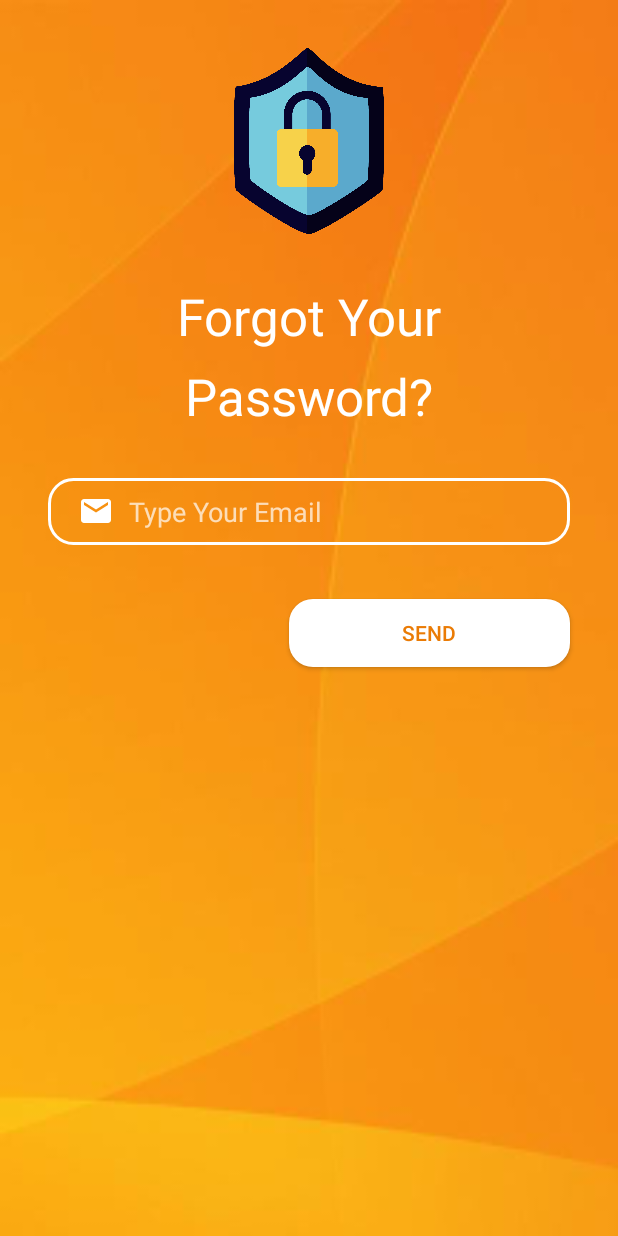
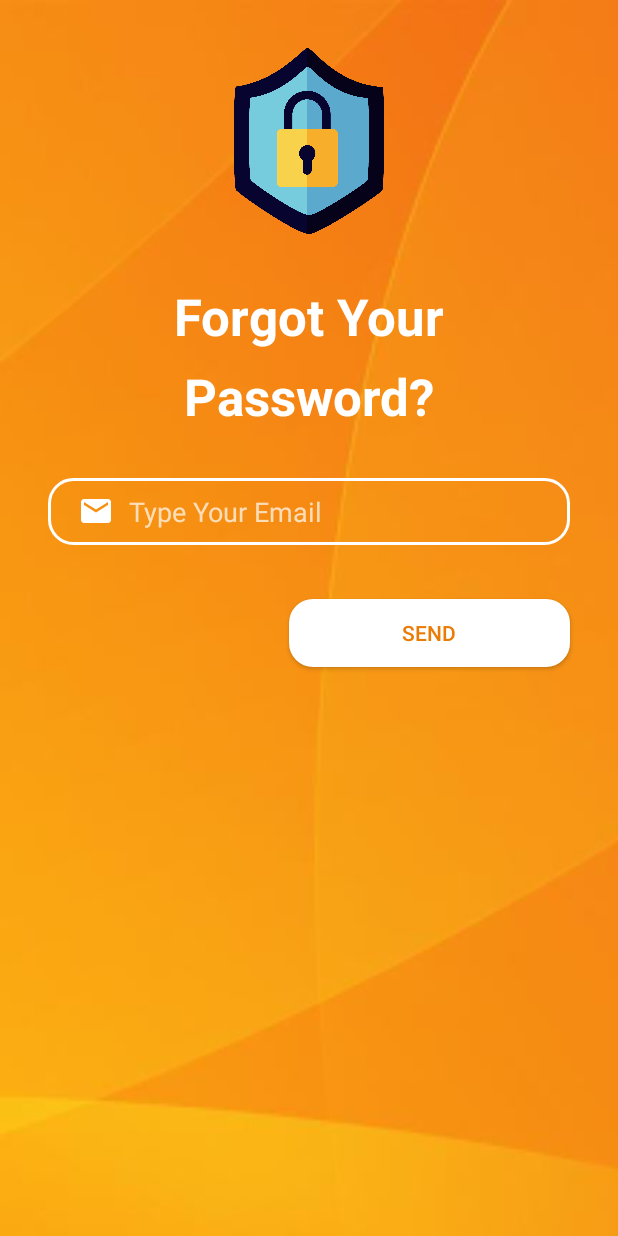
Before and after one commit to suarez14/4code, an Android app: the screen it shows after launch (ForgotActivity), after a tap on "Forgot Password", on a phone screen of 412 x 824 dp. Run offline under Robolectric (Android 15) with nearby library versions, the phone set to English and light mode, and no system bars; our stand-ins replace Firebase (no records; nobody signed in at launch, a user with empty details on screens opened directly).

Commit message:
las actividades de registro, login, recuperar contraseña   estan en idioma ingles y español

```diff
--- a/Run/app/src/main/res/layout/activity_forgot.xml
+++ b/Run/app/src/main/res/layout/activity_forgot.xml
@@ -14,7 +14,7 @@
         android:layout_height="45dp"
         android:layout_marginTop="36dp"
         android:background="@drawable/button_rounded"
-        android:text="Send"
+        android:text="@string/send"
         android:textColor="@color/orange"
         app:layout_constraintEnd_toEndOf="parent"
         app:layout_constraintHorizontal_bias="0.857"
@@ -33,7 +33,7 @@
         android:drawableLeft="@drawable/ic_email"
         android:drawablePadding="10dp"
         android:ems="10"
-        android:hint="Type Your Email"
+        android:hint="@string/yourEmail"
         android:inputType="textEmailAddress"
         android:paddingLeft="20dp"
         android:paddingTop="10dp"
@@ -50,10 +50,11 @@
         android:layout_marginStart="32dp"
         android:layout_marginTop="32dp"
         android:layout_marginEnd="32dp"
-        android:text="Forgot Your"
+        android:text="@string/forgotPassword"
         android:textAlignment="center"
         android:textColor="@color/white"
         android:textSize="34sp"
+        android:textStyle="bold"
         app:layout_constraintEnd_toEndOf="parent"
         app:layout_constraintStart_toStartOf="parent"
         app:layout_constraintTop_toBottomOf="@+id/imageView" />
@@ -65,10 +66,11 @@
         android:layout_marginStart="32dp"
         android:layout_marginTop="8dp"
         android:layout_marginEnd="32dp"
-        android:text="Password?"
+        android:text="@string/forgotPassword2"
         android:textAlignment="center"
         android:textColor="@color/white"
         android:textSize="34sp"
+        android:textStyle="bold"
         app:layout_constraintEnd_toEndOf="parent"
         app:layout_constraintHorizontal_bias="0.497"
         app:layout_constraintStart_toStartOf="parent"
--- a/Run/app/src/main/res/layout/activity_login.xml
+++ b/Run/app/src/main/res/layout/activity_login.xml
@@ -95,10 +95,11 @@
         android:id="@+id/textViewLoginForgot"
         android:layout_width="match_parent"
         android:layout_height="wrap_content"
-        android:layout_marginStart="250dp"
+        android:layout_marginStart="32dp"
         android:layout_marginTop="8dp"
         android:layout_marginEnd="32dp"
         android:text="@string/forgetPassword"
+        android:textAlignment="textEnd"
         android:textColor="@color/white"
         android:textStyle="bold"
         app:layout_constraintEnd_toEndOf="parent"
--- a/Run/app/src/main/res/values/strings.xml
+++ b/Run/app/src/main/res/values/strings.xml
@@ -18,8 +18,25 @@
     <string name="google">Google</string>
     <string name="facebook">Facebook</string>
     <string name="prefs_file">com.example.run.PREFERENCE_FILE_KEY</string>
+    <string name="passwordCharacter">The password must have more than 8 characters, at least one digit, at least one lowercase and at least one uppercase. \n It can NOT have other symbols. </string>
+    <string name="wrongEmail">Wrong email</string>
+    <string name="emptyField">All fields are required</string>
+    <string name="wrongEmailPassword">Wrong email or password</string>
+    <string name="passwordSame">Passwords must be the same</string>
+    <string name="writeName">Write your name</string>
+    <string name="writeLastName">Write your last name</string>
+    <string name="writePhone">Write your phone</string>
+    <string name="acceptPolicies1">Accept the policies</string>
+    <string name="emailRegistered">The email is already registered</string>
+    <string name="successfulRegistration">Successful registration</string>
+    <string name="verifymail">Error verifying mail</string>
+    <string name="forgotPassword">Forgot Your</string>
+    <string name="forgotPassword2">Password?</string>
+    <string name="yourEmail">Type Your Email</string>
+    <string name="send">Send</string>
 
 
-    Already Have an Account?
+
+
 
 </resources>
```
Also changed, not shown: Run/app/src/main/java/com/example/run/LoginActivity.kt (+18 -22 lines), Run/app/src/main/java/com/example/run/RegisterActivity.kt (+20 -38 lines), 1 other file.
